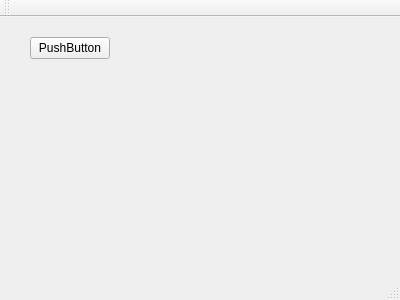
Before: the Qt Designer form mainwindow.ui in rogorido/qtpredicadores, drawn with Qt 5.
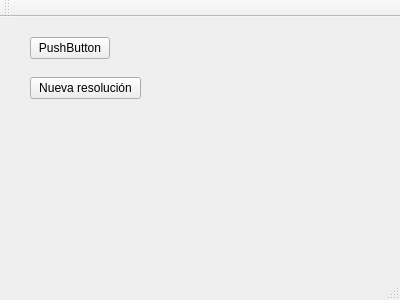
After: the same form once the commit is applied.

Commit message: Probando nuevaresolución

```diff
--- a/mainwindow.ui
+++ b/mainwindow.ui
@@ -27,6 +27,19 @@
      <string>PushButton</string>
     </property>
    </widget>
+   <widget class="QPushButton" name="btNuevaResolucion">
+    <property name="geometry">
+     <rect>
+      <x>30</x>
+      <y>60</y>
+      <width>111</width>
+      <height>22</height>
+     </rect>
+    </property>
+    <property name="text">
+     <string>Nueva resolución</string>
+    </property>
+   </widget>
   </widget>
   <widget class="QMenuBar" name="menuBar">
    <property name="geometry">
```
The commit also changes 2 other files.
